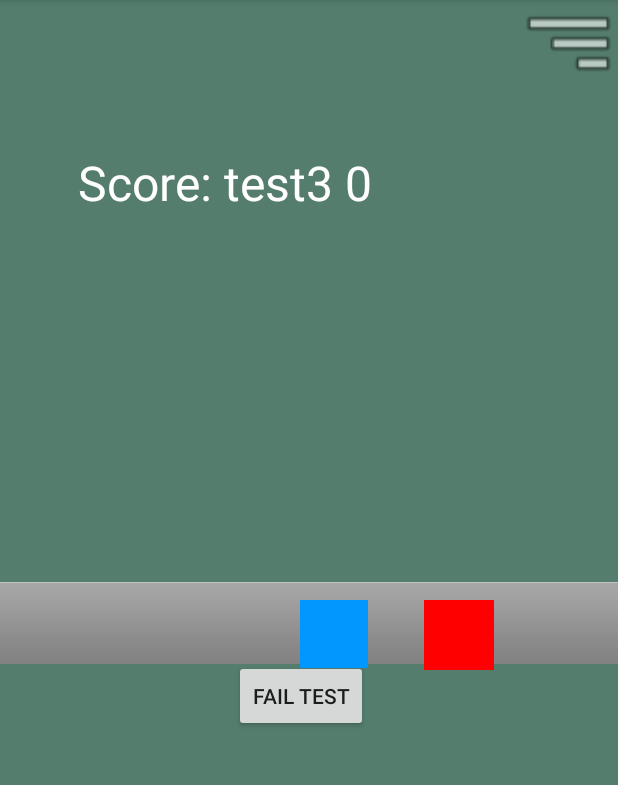
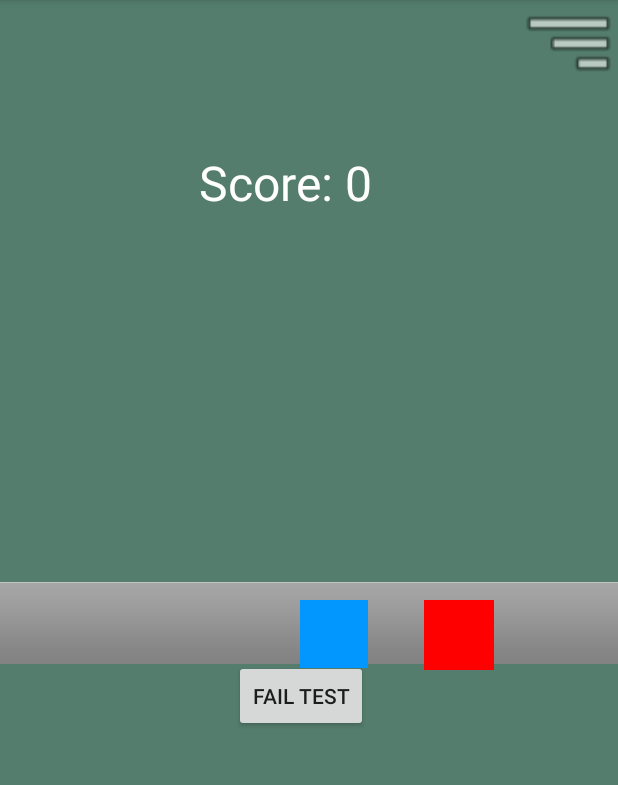
Before and after one commit to vrba8650/488App, an Android app: the play_screen screen opened directly, with no data from a screen before it, on a phone screen of 412 x 824 dp, the part 84-869 px from its top. Run offline under Robolectric (Android 15) with nearby library versions, the phone set to English and light mode, and no system bars.

Commit message:
cleaned up score display

```diff
--- a/app/src/main/java/com/example/tapsquare/play_screen.java
+++ b/app/src/main/java/com/example/tapsquare/play_screen.java
@@ -76,7 +76,7 @@ public class play_screen extends AppCompatActivity {
         //set the score
         successorfail = (TextView)findViewById(R.id.txtSuccessorFail);
         score score = new score();
-        successorfail.setText("Score: test3 "+score.getScore());
+        successorfail.setText("Score: "+score.getScore());
 
 
         //start timer
```
